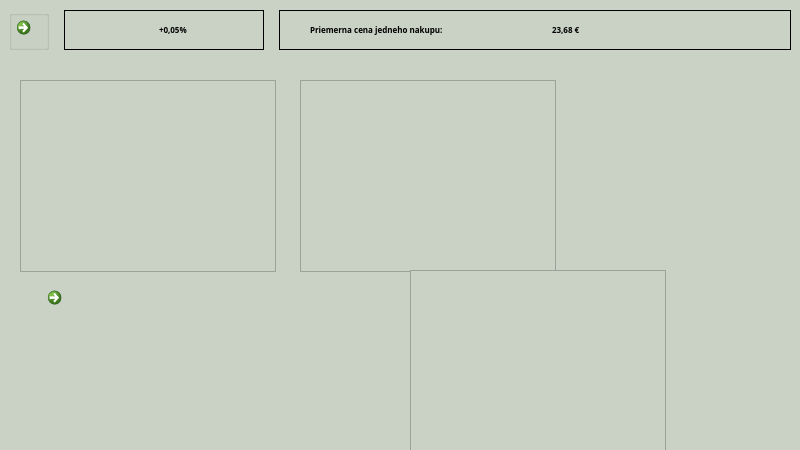
Old version of the form source/code/main.ui in the repository tomas-magat/camels-eshop-infosystem.
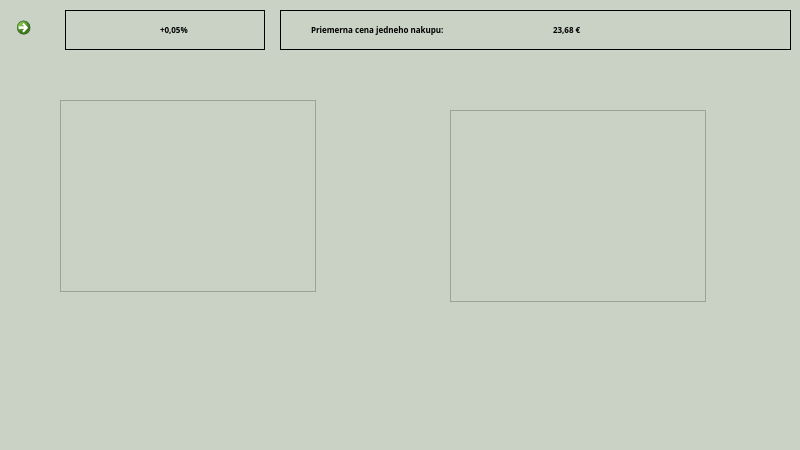
New version of the form. The open tabs and pages were chosen to show the change. Icons and pictures are not drawn.

Patch:
```diff
--- a/source/code/main.ui
+++ b/source/code/main.ui
@@ -2566,38 +2566,22 @@
            <number>10</number>
           </property>
           <item>
-           <widget class="QGroupBox" name="homeButton_3">
+           <widget class="QCommandLinkButton" name="homeArrow2">
             <property name="maximumSize">
              <size>
-              <width>40</width>
+              <width>41</width>
               <height>40</height>
              </size>
             </property>
             <property name="styleSheet">
-             <string notr="true">QGroupBox#homeButton {border:0;}</string>
-            </property>
-            <property name="alignment">
-             <set>Qt::AlignJustify|Qt::AlignVCenter</set>
-            </property>
-            <widget class="QCommandLinkButton" name="homeArrow_3">
-             <property name="geometry">
-              <rect>
-               <x>0</x>
-               <y>0</y>
-               <width>41</width>
-               <height>40</height>
-              </rect>
-             </property>
-             <property name="styleSheet">
-              <string notr="true">:hover {
+             <string notr="true">:hover {
 	border: none;
 }</string>
-             </property>
-             <property name="icon">
-              <iconset>
-               <normaloff>../../assets/icons/left-arrow.png</normaloff>../../assets/icons/left-arrow.png</iconset>
-             </property>
-            </widget>
+            </property>
+            <property name="icon">
+             <iconset>
+              <normaloff>../../assets/icons/left-arrow.png</normaloff>../../assets/icons/left-arrow.png</iconset>
+            </property>
            </widget>
           </item>
           <item>
@@ -2749,50 +2733,24 @@
          <property name="frameShadow">
           <enum>QFrame::Plain</enum>
          </property>
-         <widget class="QCommandLinkButton" name="homeArrow2">
-          <property name="geometry">
-           <rect>
-            <x>40</x>
-            <y>220</y>
-            <width>172</width>
-            <height>49</height>
-           </rect>
-          </property>
-          <property name="styleSheet">
-           <string notr="true">:hover {
-	border: none;
-}</string>
-          </property>
-          <property name="icon">
-           <iconset>
-            <normaloff>../../assets/icons/left-arrow.png</normaloff>../../assets/icons/left-arrow.png</iconset>
-          </property>
-         </widget>
          <widget class="QGraphicsView" name="najviacGraf">
           <property name="geometry">
            <rect>
-            <x>20</x>
-            <y>20</y>
+            <x>60</x>
+            <y>40</y>
             <width>256</width>
             <height>192</height>
            </rect>
           </property>
-         </widget>
-         <widget class="QGraphicsView" name="najmenejGraf">
-          <property name="geometry">
-           <rect>
-            <x>300</x>
-            <y>20</y>
-            <width>256</width>
-            <height>192</height>
-           </rect>
+          <property name="cursor" stdset="0">
+           <cursorShape>CrossCursor</cursorShape>
           </property>
          </widget>
          <widget class="QGraphicsView" name="trzbyNaklady">
           <property name="geometry">
            <rect>
-            <x>410</x>
-            <y>210</y>
+            <x>450</x>
+            <y>50</y>
             <width>256</width>
             <height>192</height>
            </rect>
```
Left out of the diff: 30 changed lines with no effect on the pictures.
